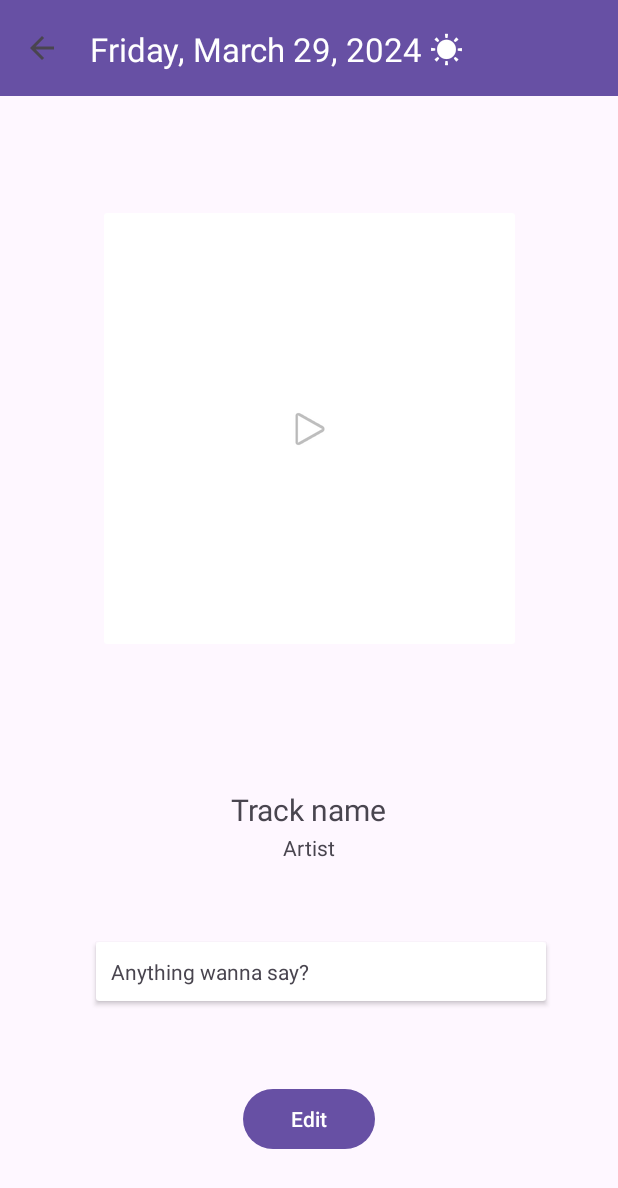
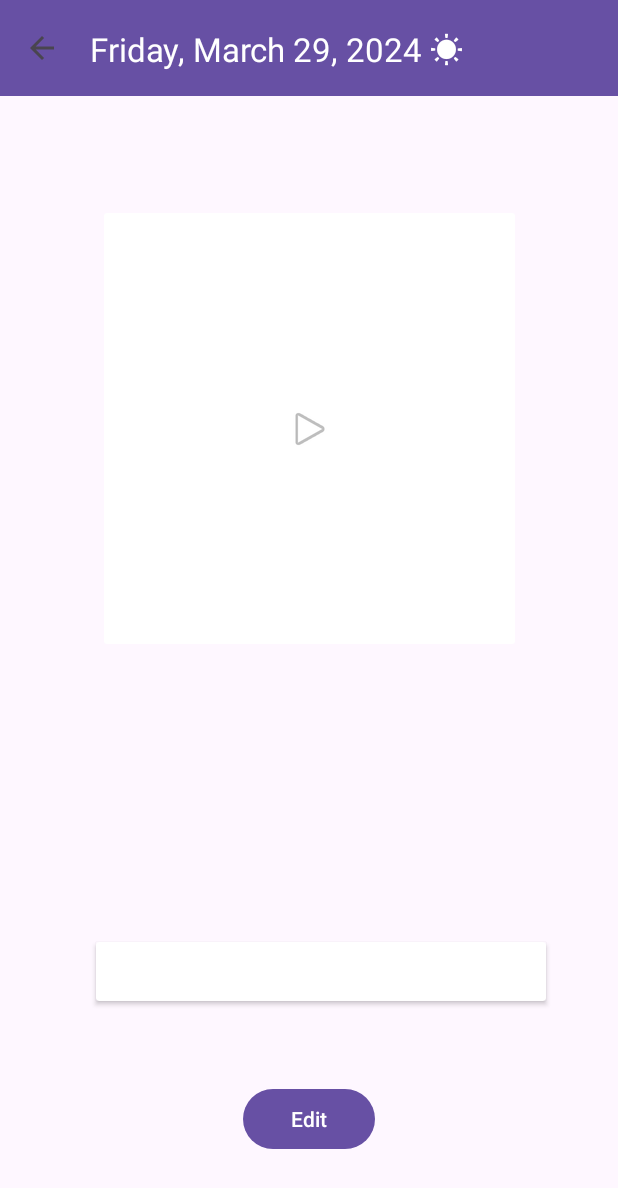
Before and after one commit to CS5520FeinbergSpring2024/team-project-a6-group11, an Android app: the SingleEntryActivity screen opened directly, with no data from a screen before it, on a phone screen of 412 x 824 dp. Shown: the top 1188 px of the screen. Run offline under Robolectric (Android 15) with nearby library versions, the phone set to English and light mode, and no system bars; our stand-ins replace Picasso; pictures from the network do not load.

Commit message:
remove text when first time entering blank single entry page

```diff
--- a/app/src/main/res/layout/activity_single_entry.xml
+++ b/app/src/main/res/layout/activity_single_entry.xml
@@ -32,7 +32,6 @@
         android:id="@+id/trackTitleTextView"
         android:layout_width="wrap_content"
         android:layout_height="wrap_content"
-        android:text="Track name"
         android:textSize="20sp"
         app:layout_constraintBottom_toBottomOf="parent"
         app:layout_constraintEnd_toEndOf="parent"
@@ -45,7 +44,6 @@
         android:id="@+id/artistTextView"
         android:layout_width="wrap_content"
         android:layout_height="wrap_content"
-        android:text="Artist"
         app:layout_constraintBottom_toBottomOf="parent"
         app:layout_constraintEnd_toEndOf="parent"
         app:layout_constraintHorizontal_bias="0.5"
@@ -70,7 +68,7 @@
             android:layout_width="wrap_content"
             android:layout_height="wrap_content"
             android:padding="10dp"
-            android:text="Anything wanna say?"
+            android:text=""
             app:layout_constraintTop_toBottomOf="@id/artistTextView" />
 
     </androidx.cardview.widget.CardView>
```
